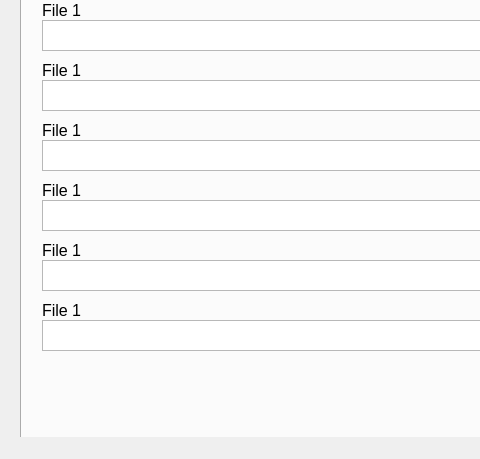
USEPA/EPA_OMEGA_Model, file gui/OMEGA_GUI_V1.ui: the form before one commit; both pictures show x 0 to 480 and y 150 to 609 of the 841 by 609 pixel window.
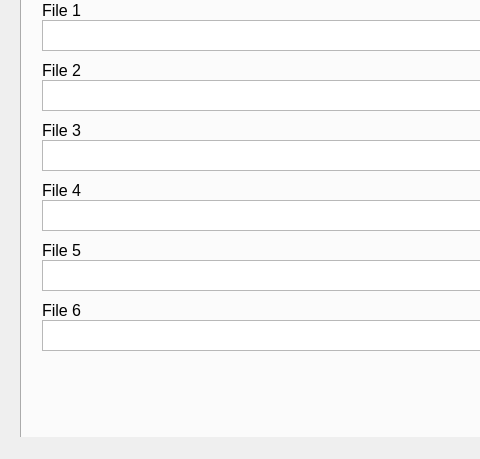
The form after the commit. Icons and pictures are not drawn.

What changed in the file:
```diff
--- a/gui/OMEGA_GUI_V1.ui
+++ b/gui/OMEGA_GUI_V1.ui
@@ -92,7 +92,7 @@
        </rect>
       </property>
       <property name="text">
-       <string>File 1</string>
+       <string>File 2</string>
       </property>
      </widget>
      <widget class="QPlainTextEdit" name="plainTextEdit_2">
@@ -115,7 +115,7 @@
        </rect>
       </property>
       <property name="text">
-       <string>File 1</string>
+       <string>File 3</string>
       </property>
      </widget>
      <widget class="QPlainTextEdit" name="plainTextEdit_3">
@@ -138,7 +138,7 @@
        </rect>
       </property>
       <property name="text">
-       <string>File 1</string>
+       <string>File 4</string>
       </property>
      </widget>
      <widget class="QPlainTextEdit" name="plainTextEdit_4">
@@ -161,7 +161,7 @@
        </rect>
       </property>
       <property name="text">
-       <string>File 1</string>
+       <string>File 5</string>
       </property>
      </widget>
      <widget class="QPlainTextEdit" name="plainTextEdit_5">
@@ -184,7 +184,7 @@
        </rect>
       </property>
       <property name="text">
-       <string>File 1</string>
+       <string>File 6</string>
       </property>
      </widget>
      <widget class="QPlainTextEdit" name="plainTextEdit_6">
```
Left out of the diff: 12 changed lines with no effect on the pictures.
